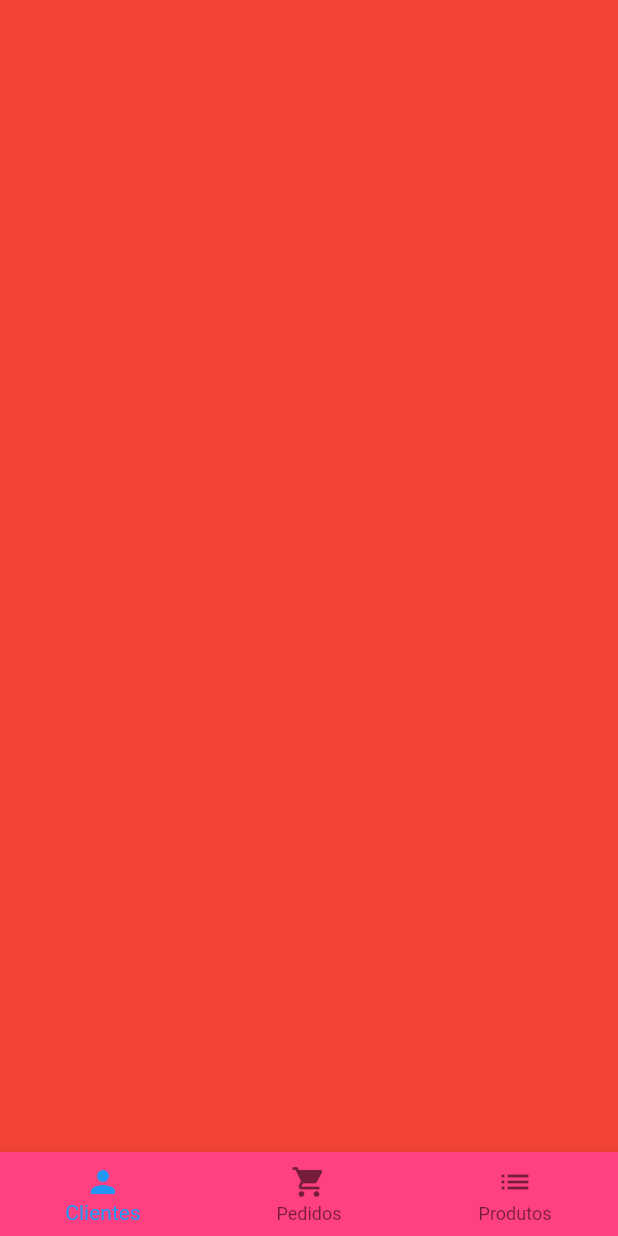
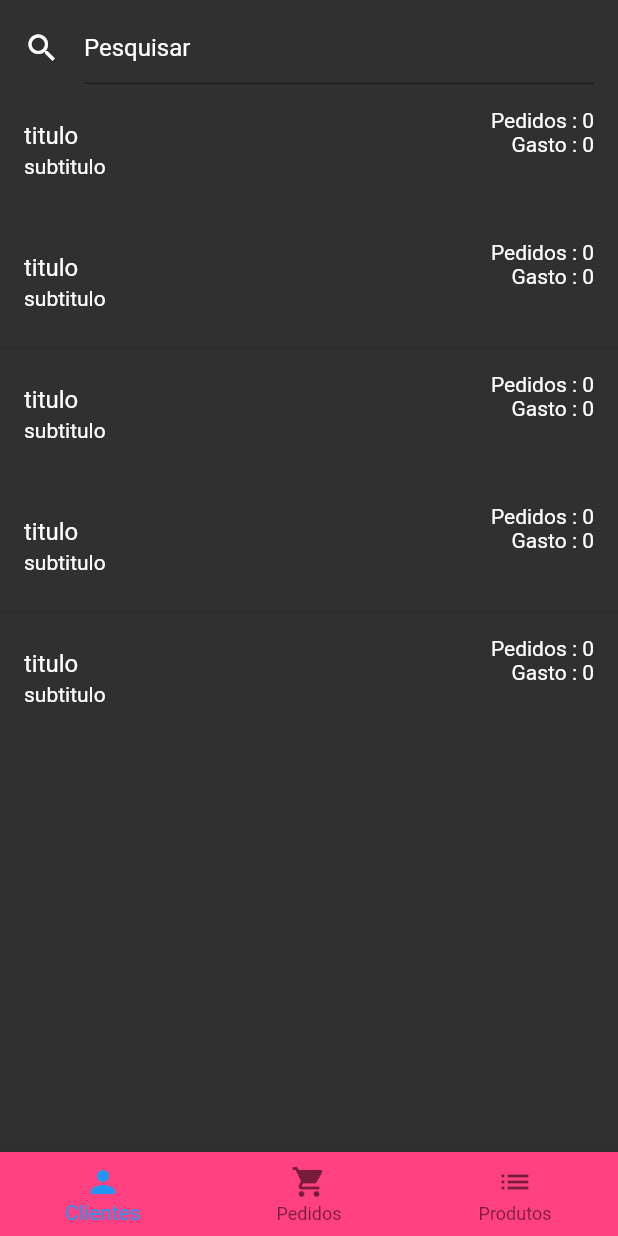
Before and after one commit to evrtonpires/gerente_loja, a Flutter app: the screen it shows once a user with an empty profile is signed in, on a phone screen of 412 x 824 dp. Run offline on Flutter 3.47's test engine with Material 2 defaults, Android fonts, the phone set to English and light mode, and no system bars; our stand-ins replace cloud_firestore, firebase_auth, rxdart; missing offline and left inert: bloc_pattern; accounts and stored records are empty.

Commit message:
Tab Clientes

```diff
--- /dev/null
+++ b/lib/blocs/user_bloc.dart
@@ -0,0 +1,8 @@
+import 'package:bloc_pattern/bloc_pattern.dart';
+
+class UserBloc extends BlocBase {
+  @override
+  void dispose() {
+    // TODO: implement dispose
+  }
+}
--- a/lib/screens/home_screen.dart
+++ b/lib/screens/home_screen.dart
@@ -1,4 +1,5 @@
 import 'package:flutter/material.dart';
+import 'package:gerente_loja/tabs/users_tab.dart';
 
 class HomeScreen extends StatefulWidget {
   @override
@@ -68,7 +69,7 @@ class _HomeScreenState extends State<HomeScreen> {
       ),
 
       //definindo a pageView para ter telas de rolagem
-      body: PageView(
+        body: SafeArea(child: PageView(
         controller: _pageController,
         onPageChanged: (paginaClicada) {
           setState(() {
@@ -76,11 +77,11 @@ class _HomeScreenState extends State<HomeScreen> {
           });
         },
         children: <Widget>[
-          Container(color: Colors.red,),
+          UsersTab(),
           Container(color: Colors.yellow,),
           Container(color: Colors.green,),
         ],
-      ),
+        ),)
     );
   }
 }
--- /dev/null
+++ b/lib/tabs/users_tab.dart
@@ -0,0 +1,41 @@
+import 'package:flutter/material.dart';
+import 'package:gerente_loja/widgets/user_tile.dart';
+
+class UsersTab extends StatelessWidget {
+  @override
+  Widget build(BuildContext context) {
+    return Column(
+      children: <Widget>[
+        Padding(
+          padding: const EdgeInsets.symmetric(
+            horizontal: 16,
+            vertical: 8,
+          ),
+          child: TextField(
+            style: TextStyle(color: Colors.white),
+            decoration: InputDecoration(
+                hintText: "Pesquisar",
+                hintStyle: TextStyle(
+                  color: Colors.white,
+                ),
+                icon: Icon(
+                  Icons.search,
+                  color: Colors.white,
+                ),
+                focusedBorder: UnderlineInputBorder(
+                    borderSide: BorderSide(color: Colors.pinkAccent))),
+          ),
+        ),
+        Expanded(
+            child: ListView.separated(
+                itemBuilder: (context, index) {
+                  return UserTile();
+                },
+                separatorBuilder: (context, index) {
+                  return Divider();
+                },
+                itemCount: 5))
+      ],
+    );
+  }
+}
--- /dev/null
+++ b/lib/widgets/user_tile.dart
@@ -0,0 +1,24 @@
+import 'package:flutter/material.dart';
+
+class UserTile extends StatelessWidget {
+  @override
+  Widget build(BuildContext context) {
+    return ListTile(
+      title: Text(
+        "titulo",
+        style: TextStyle(color: Colors.white),
+      ),
+      subtitle: Text(
+        "subtitulo",
+        style: TextStyle(color: Colors.white),
+      ),
+      trailing: Column(
+        crossAxisAlignment: CrossAxisAlignment.end,
+        children: <Widget>[
+          Text("Pedidos : 0", style: TextStyle(color: Colors.white)),
+          Text("Gasto : 0", style: TextStyle(color: Colors.white))
+        ],
+      ),
+    );
+  }
+}
```
